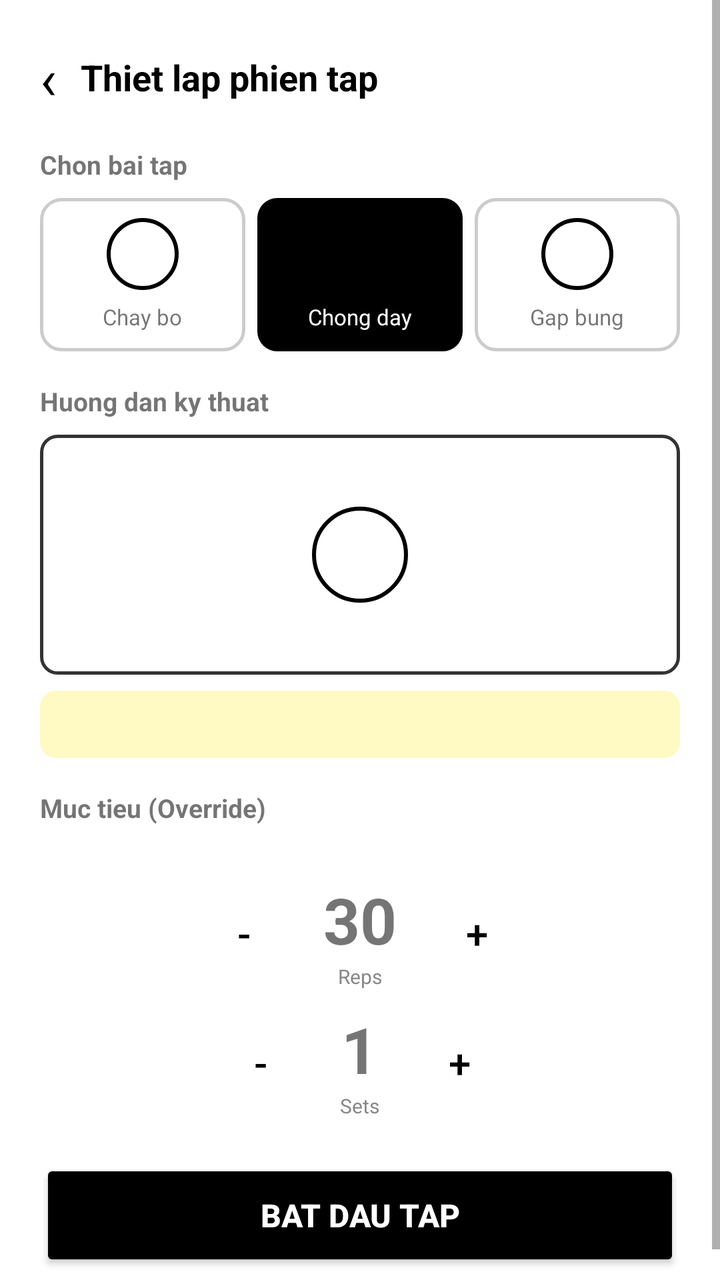
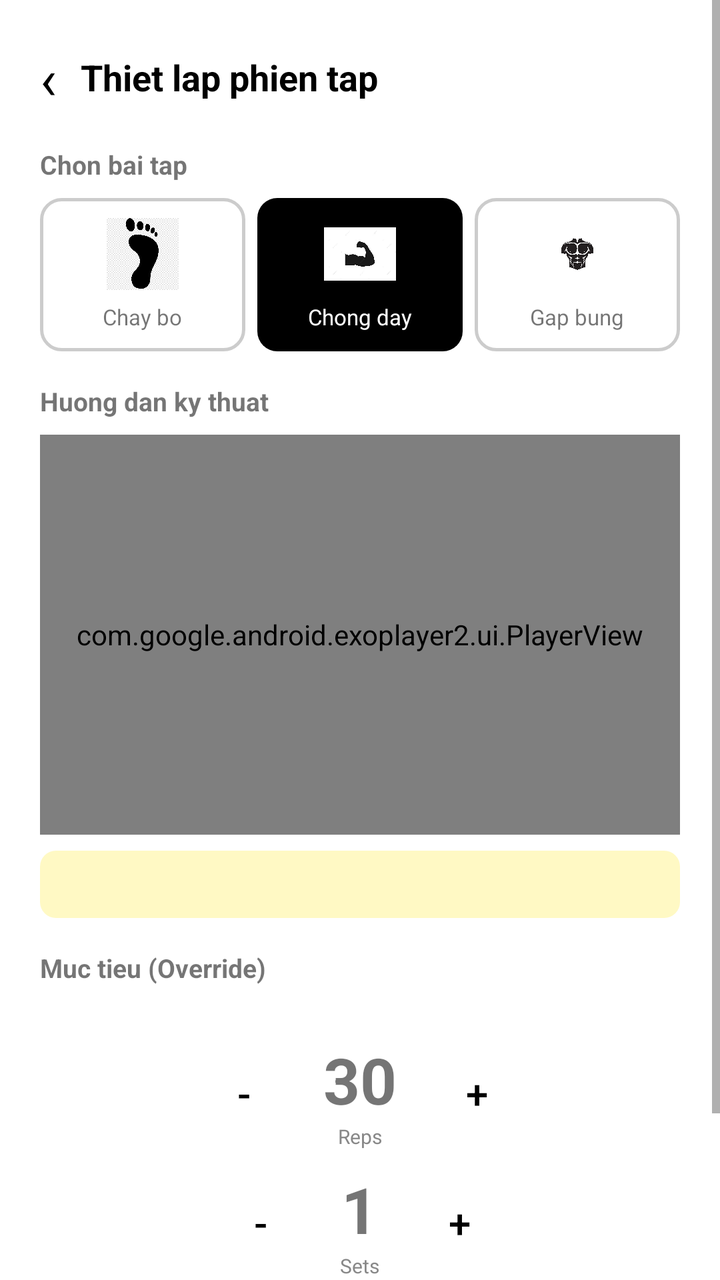

An Android layout rendered at two revisions. The XML below is the earlier revision; the diff shows what the commit changed to produce the second picture.
<!-- AndroidManifest.xml: application theme Theme.FitTrack -->
<!-- res/layout/activity_setup.xml -->
<?xml version="1.0" encoding="utf-8"?>
<ScrollView xmlns:android="http://schemas.android.com/apk/res/android"
    android:layout_width="match_parent" android:layout_height="match_parent" android:background="@android:color/white">
    <LinearLayout android:layout_width="match_parent" android:layout_height="wrap_content"
        android:orientation="vertical" android:padding="20dp">
        <LinearLayout android:layout_width="match_parent" android:layout_height="wrap_content" android:gravity="center_vertical" android:layout_marginBottom="16dp">
            <TextView android:id="@+id/btnBack" android:layout_width="wrap_content" android:layout_height="wrap_content" android:text="‹" android:textSize="28sp" android:textColor="#000" android:paddingEnd="12dp" android:clickable="true" android:focusable="true" />
            <TextView android:layout_width="wrap_content" android:layout_height="wrap_content" android:text="Thiet lap phien tap" android:textSize="18sp" android:textStyle="bold" android:textColor="#000" />
        </LinearLayout>
        <TextView android:layout_width="wrap_content" android:layout_height="wrap_content" android:text="Chon bai tap" android:textSize="13sp" android:textStyle="bold" android:layout_marginBottom="8dp" />
        <LinearLayout android:layout_width="match_parent" android:layout_height="wrap_content" android:layout_marginBottom="16dp">
            <LinearLayout android:id="@+id/cardRunning" android:layout_width="0dp" android:layout_weight="1" android:layout_height="wrap_content" android:orientation="vertical" android:gravity="center" android:padding="10dp" android:layout_marginEnd="6dp" android:background="@drawable/card_unselected">
                <View android:layout_width="36dp" android:layout_height="36dp" android:background="@drawable/circle_border_thin" android:layout_marginBottom="6dp" />
                <TextView android:id="@+id/tvCardLabel1" android:layout_width="wrap_content" android:layout_height="wrap_content" android:text="Chay bo" android:textSize="11sp" />
            </LinearLayout>
            <LinearLayout android:id="@+id/cardPushup" android:layout_width="0dp" android:layout_weight="1" android:layout_height="wrap_content" android:orientation="vertical" android:gravity="center" android:padding="10dp" android:layout_marginEnd="6dp" android:background="@drawable/card_selected">
                <View android:layout_width="36dp" android:layout_height="36dp" android:background="@drawable/circle_border_thin" android:layout_marginBottom="6dp" />
                <TextView android:id="@+id/tvCardLabel2" android:layout_width="wrap_content" android:layout_height="wrap_content" android:text="Chong day" android:textSize="11sp" android:textColor="@android:color/white" />
            </LinearLayout>
            <LinearLayout android:id="@+id/cardSitup" android:layout_width="0dp" android:layout_weight="1" android:layout_height="wrap_content" android:orientation="vertical" android:gravity="center" android:padding="10dp" android:background="@drawable/card_unselected">
                <View android:layout_width="36dp" android:layout_height="36dp" android:background="@drawable/circle_border_thin" android:layout_marginBottom="6dp" />
                <TextView android:id="@+id/tvCardLabel3" android:layout_width="wrap_content" android:layout_height="wrap_content" android:text="Gap bung" android:textSize="11sp" />
            </LinearLayout>
        </LinearLayout>
        <TextView android:layout_width="wrap_content" android:layout_height="wrap_content" android:text="Huong dan ky thuat" android:textSize="13sp" android:textStyle="bold" android:layout_marginBottom="8dp" />
        <FrameLayout android:layout_width="match_parent" android:layout_height="120dp" android:layout_marginBottom="8dp" android:background="@drawable/border_rounded">
            <View android:layout_width="48dp" android:layout_height="48dp" android:layout_gravity="center" android:background="@drawable/circle_border_thin" />
        </FrameLayout>
        <LinearLayout android:layout_width="match_parent" android:layout_height="wrap_content" android:background="@drawable/bg_warning" android:padding="10dp" android:layout_marginBottom="16dp">
            <TextView android:id="@+id/tvNote" android:layout_width="match_parent" android:layout_height="wrap_content" android:textSize="10sp" android:textColor="#666" />
        </LinearLayout>
        <TextView android:layout_width="wrap_content" android:layout_height="wrap_content" android:text="Muc tieu (Override)" android:textSize="13sp" android:textStyle="bold" />
        <TextView android:id="@+id/tvAiSuggestion" android:layout_width="wrap_content" android:layout_height="wrap_content" android:textSize="10sp" android:textColor="#888" android:layout_marginBottom="12dp" />
        <LinearLayout android:layout_width="match_parent" android:layout_height="wrap_content" android:gravity="center" android:layout_marginBottom="8dp">
            <Button android:id="@+id/btnRepsMinus" android:layout_width="48dp" android:layout_height="48dp" android:text="-" android:textSize="20sp" android:backgroundTint="@android:color/white" android:textColor="#000" style="?android:attr/buttonBarButtonStyle" android:background="@drawable/border_rounded" />
            <LinearLayout android:layout_width="wrap_content" android:layout_height="wrap_content" android:orientation="vertical" android:gravity="center" android:paddingStart="16dp" android:paddingEnd="16dp">
                <TextView android:id="@+id/tvReps" android:layout_width="wrap_content" android:layout_height="wrap_content" android:text="30" android:textSize="32sp" android:textStyle="bold" />
                <TextView android:layout_width="wrap_content" android:layout_height="wrap_content" android:text="Reps" android:textSize="10sp" android:textColor="#888" />
            </LinearLayout>
            <Button android:id="@+id/btnRepsPlus" android:layout_width="48dp" android:layout_height="48dp" android:text="+" android:textSize="20sp" android:backgroundTint="@android:color/white" android:textColor="#000" style="?android:attr/buttonBarButtonStyle" android:background="@drawable/border_rounded" />
        </LinearLayout>
        <LinearLayout android:layout_width="match_parent" android:layout_height="wrap_content" android:gravity="center" android:layout_marginBottom="20dp">
            <Button android:id="@+id/btnSetsMinus" android:layout_width="48dp" android:layout_height="48dp" android:text="-" android:textSize="20sp" android:backgroundTint="@android:color/white" android:textColor="#000" style="?android:attr/buttonBarButtonStyle" android:background="@drawable/border_rounded" />
            <LinearLayout android:layout_width="wrap_content" android:layout_height="wrap_content" android:orientation="vertical" android:gravity="center" android:paddingStart="16dp" android:paddingEnd="16dp">
                <TextView android:id="@+id/tvSets" android:layout_width="wrap_content" android:layout_height="wrap_content" android:text="1" android:textSize="32sp" android:textStyle="bold" />
                <TextView android:layout_width="wrap_content" android:layout_height="wrap_content" android:text="Sets" android:textSize="10sp" android:textColor="#888" />
            </LinearLayout>
            <Button android:id="@+id/btnSetsPlus" android:layout_width="48dp" android:layout_height="48dp" android:text="+" android:textSize="20sp" android:backgroundTint="@android:color/white" android:textColor="#000" style="?android:attr/buttonBarButtonStyle" android:background="@drawable/border_rounded" />
        </LinearLayout>
        <Button android:id="@+id/btnStart" android:layout_width="match_parent" android:layout_height="56dp" android:text="Bat dau tap" android:textSize="16sp" android:textStyle="bold" android:textColor="@android:color/white" android:backgroundTint="#000" />
    </LinearLayout>
</ScrollView>
<!-- resources referenced by this layout -->
<resources>
  <!-- drawable bg_warning (drawable) -->
  <?xml version="1.0" encoding="utf-8"?>
  <shape xmlns:android="http://schemas.android.com/apk/res/android" android:shape="rectangle">
      <solid android:color="#FFF9C4" />
      <corners android:radius="8dp" />
  </shape>
  <!-- drawable border_rounded (drawable) -->
  <?xml version="1.0" encoding="utf-8"?>
  <shape xmlns:android="http://schemas.android.com/apk/res/android" android:shape="rectangle">
      <stroke android:width="1.5dp" android:color="#333333" />
      <corners android:radius="8dp" />
  </shape>
  <!-- drawable card_selected (drawable) -->
  <?xml version="1.0" encoding="utf-8"?>
  <shape xmlns:android="http://schemas.android.com/apk/res/android" android:shape="rectangle">
      <solid android:color="#000000" />
      <corners android:radius="10dp" />
  </shape>
  <!-- drawable card_unselected (drawable) -->
  <?xml version="1.0" encoding="utf-8"?>
  <shape xmlns:android="http://schemas.android.com/apk/res/android" android:shape="rectangle">
      <stroke android:width="1.5dp" android:color="#CCCCCC" />
      <corners android:radius="10dp" />
  </shape>
  <!-- drawable circle_border_thin (drawable) -->
  <?xml version="1.0" encoding="utf-8"?>
  <shape xmlns:android="http://schemas.android.com/apk/res/android" android:shape="oval">
      <stroke android:width="2dp" android:color="#000000" />
  </shape>
  <style name="Theme.FitTrack" parent="Theme.MaterialComponents.Light.NoActionBar">
          <item name="colorPrimary">#000000</item>
          <item name="colorPrimaryDark">#000000</item>
          <item name="colorAccent">#333333</item>
          <item name="android:windowBackground">@android:color/white</item>
      </style>
</resources>

<!-- the commit's change to res/layout/activity_setup.xml (unified diff, before → after) -->
@@ -1,6 +1,9 @@
 <?xml version="1.0" encoding="utf-8"?>
 <ScrollView xmlns:android="http://schemas.android.com/apk/res/android"
-    android:layout_width="match_parent" android:layout_height="match_parent" android:background="@android:color/white">
+    android:layout_width="match_parent"
+    android:layout_height="match_parent"
+    xmlns:app="http://schemas.android.com/apk/res-auto"
+    android:background="@android:color/white">
     <LinearLayout android:layout_width="match_parent" android:layout_height="wrap_content"
         android:orientation="vertical" android:padding="20dp">
         <LinearLayout android:layout_width="match_parent" android:layout_height="wrap_content" android:gravity="center_vertical" android:layout_marginBottom="16dp">
@@ -10,22 +13,27 @@
         <TextView android:layout_width="wrap_content" android:layout_height="wrap_content" android:text="Chon bai tap" android:textSize="13sp" android:textStyle="bold" android:layout_marginBottom="8dp" />
         <LinearLayout android:layout_width="match_parent" android:layout_height="wrap_content" android:layout_marginBottom="16dp">
             <LinearLayout android:id="@+id/cardRunning" android:layout_width="0dp" android:layout_weight="1" android:layout_height="wrap_content" android:orientation="vertical" android:gravity="center" android:padding="10dp" android:layout_marginEnd="6dp" android:background="@drawable/card_unselected">
-                <View android:layout_width="36dp" android:layout_height="36dp" android:background="@drawable/circle_border_thin" android:layout_marginBottom="6dp" />
+                <ImageView android:layout_width="36dp" android:layout_height="36dp" android:src="@drawable/ic_run" android:layout_marginBottom="6dp" />
                 <TextView android:id="@+id/tvCardLabel1" android:layout_width="wrap_content" android:layout_height="wrap_content" android:text="Chay bo" android:textSize="11sp" />
             </LinearLayout>
             <LinearLayout android:id="@+id/cardPushup" android:layout_width="0dp" android:layout_weight="1" android:layout_height="wrap_content" android:orientation="vertical" android:gravity="center" android:padding="10dp" android:layout_marginEnd="6dp" android:background="@drawable/card_selected">
-                <View android:layout_width="36dp" android:layout_height="36dp" android:background="@drawable/circle_border_thin" android:layout_marginBottom="6dp" />
+                <ImageView android:layout_width="36dp" android:layout_height="36dp" android:src="@drawable/ic_pushup" android:layout_marginBottom="6dp" />
                 <TextView android:id="@+id/tvCardLabel2" android:layout_width="wrap_content" android:layout_height="wrap_content" android:text="Chong day" android:textSize="11sp" android:textColor="@android:color/white" />
             </LinearLayout>
             <LinearLayout android:id="@+id/cardSitup" android:layout_width="0dp" android:layout_weight="1" android:layout_height="wrap_content" android:orientation="vertical" android:gravity="center" android:padding="10dp" android:background="@drawable/card_unselected">
-                <View android:layout_width="36dp" android:layout_height="36dp" android:background="@drawable/circle_border_thin" android:layout_marginBottom="6dp" />
+                <ImageView android:layout_width="36dp" android:layout_height="36dp" android:src="@drawable/ic_situp" android:layout_marginBottom="6dp" />
                 <TextView android:id="@+id/tvCardLabel3" android:layout_width="wrap_content" android:layout_height="wrap_content" android:text="Gap bung" android:textSize="11sp" />
             </LinearLayout>
         </LinearLayout>
         <TextView android:layout_width="wrap_content" android:layout_height="wrap_content" android:text="Huong dan ky thuat" android:textSize="13sp" android:textStyle="bold" android:layout_marginBottom="8dp" />
-        <FrameLayout android:layout_width="match_parent" android:layout_height="120dp" android:layout_marginBottom="8dp" android:background="@drawable/border_rounded">
-            <View android:layout_width="48dp" android:layout_height="48dp" android:layout_gravity="center" android:background="@drawable/circle_border_thin" />
-        </FrameLayout>
+        <com.google.android.exoplayer2.ui.PlayerView
+            android:id="@+id/playerView"
+            android:layout_width="match_parent"
+            android:layout_height="200dp"
+            android:layout_marginBottom="8dp"
+            android:background="@drawable/border_rounded"
+            app:use_controller="false"
+            app:resize_mode="fill" />
         <LinearLayout android:layout_width="match_parent" android:layout_height="wrap_content" android:background="@drawable/bg_warning" android:padding="10dp" android:layout_marginBottom="16dp">
             <TextView android:id="@+id/tvNote" android:layout_width="match_parent" android:layout_height="wrap_content" android:textSize="10sp" android:textColor="#666" />
         </LinearLayout>
<!-- resource entries referenced after the edit -->
@@ -24,11 +24,9 @@
       <stroke android:width="1.5dp" android:color="#CCCCCC" />
       <corners android:radius="10dp" />
   </shape>
-  <!-- drawable circle_border_thin (drawable) -->
-  <?xml version="1.0" encoding="utf-8"?>
-  <shape xmlns:android="http://schemas.android.com/apk/res/android" android:shape="oval">
-      <stroke android:width="2dp" android:color="#000000" />
-  </shape>
+  <!-- drawable ic_pushup: jpg bitmap (drawable, 10812 bytes) -->
+  <!-- drawable ic_run: png bitmap (drawable, 7709 bytes) -->
+  <!-- drawable ic_situp: jpg bitmap (drawable, 42900 bytes) -->
   <style name="Theme.FitTrack" parent="Theme.MaterialComponents.Light.NoActionBar">
           <item name="colorPrimary">#000000</item>
           <item name="colorPrimaryDark">#000000</item>
